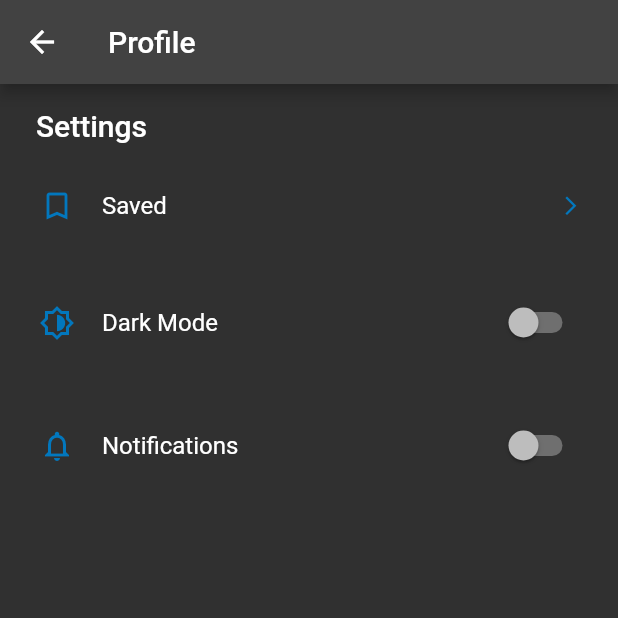
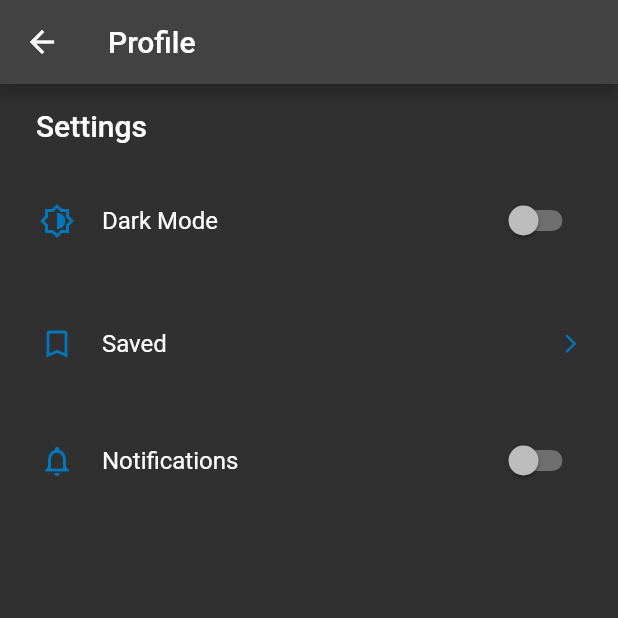
Before and after one commit to dkofficial24/crypto_khabar, a Flutter app: the ProfilePage screen opened directly, on a phone screen of 412 x 824 dp, the top half of it. Run offline on Flutter 3.47's test engine with Material 2 defaults, Android fonts, the phone set to English and light mode, and no system bars; our stand-ins replace cloud_firestore, connectivity, firebase_auth, firebase_core, flutter_local_notifications, flutter_markdown and 9 more; missing offline and left inert: broadcast_events; accounts and stored records are empty; network calls fail.

```diff
--- a/lib/dashboard/model/news_item.dart
+++ b/lib/dashboard/model/news_item.dart
@@ -34,7 +34,7 @@ class NewsItem {
     imgUrl = json['imgUrl'];
     category = json['category'];
     sourceLink = json['sourceLink'];
-    imgUrls = json['imgUrls']?.cast<String>();
+   // imgUrls = json['imgUrls']?.cast<String>();
   }
 
   Map<String, dynamic> toJson() {
@@ -46,7 +46,7 @@ class NewsItem {
     data['author'] = this.author;
     data['source'] = this.source;
     data['imgUrl'] = this.imgUrl;
-    data['imgUrls'] = this.imgUrls;
+   // data['imgUrls'] = this.imgUrls;
     data['category'] = this.category;
     data['sourceLink'] = this.sourceLink;
     return data;
--- a/lib/profile/page/profile_page.dart
+++ b/lib/profile/page/profile_page.dart
@@ -1,4 +1,5 @@
 import 'package:crypto_khabar/profile/provider/profile_setting_provider.dart';
+import 'package:crypto_khabar/utils/app_routes.dart';
 import 'package:flutter/material.dart';
 import 'package:provider/provider.dart';
 
@@ -7,7 +8,7 @@ class ProfilePage extends StatefulWidget {
   _ProfilePageState createState() => _ProfilePageState();
 }
 
-class _ProfilePageState extends State<ProfilePage>{
+class _ProfilePageState extends State<ProfilePage> {
   ProfileSettingProvider provider;
 
   @override
@@ -34,17 +35,7 @@ class _ProfilePageState extends State<ProfilePage>{
                       "Settings",
                       style: Theme.of(context).textTheme.headline6,
                     ),
-                    SizedBox(height: 16),
-                    ProfileItem(
-                      title: "Saved",
-                      iconData: Icons.bookmark_outline,
-                      callback: () {},
-                      lastChild: Icon(
-                        Icons.arrow_forward_ios,
-                        size: 15,
-                      ),
-                    ),
-                    SizedBox(height: 16),
+                    SizedBox(height: 12),
                     ProfileItem(
                       title: "Dark Mode",
                       iconData: Icons.brightness_6_outlined,
@@ -56,7 +47,20 @@ class _ProfilePageState extends State<ProfilePage>{
                         value: provider.isDarkMode,
                       ),
                     ),
-                    SizedBox(height: 10),
+                    SizedBox(height: 12),
+                    ProfileItem(
+                      title: "Saved",
+                      iconData: Icons.bookmark_outline,
+                      callback: () {
+                        print("calling");
+                        Navigator.pushNamed(context, AppRoutes.SavedNewsPage);
+                      },
+                      lastChild: Icon(
+                        Icons.arrow_forward_ios,
+                        size: 15,
+                      ),
+                    ),
+                    SizedBox(height: 8),
                     ProfileItem(
                       title: "Notifications",
                       iconData: Icons.notifications_outlined,
@@ -86,22 +90,34 @@ class ProfileItem extends StatelessWidget {
   const ProfileItem({
     @required this.title,
     @required this.iconData,
-    @required this.callback,
     @required this.lastChild,
+    this.callback,
   });
 
   @override
   Widget build(BuildContext context) {
-    return Container(
-      padding: EdgeInsets.symmetric(vertical: 12),
+    return GestureDetector(
+      behavior: HitTestBehavior.translucent,
+      onTap: () {
+        if (callback != null) {
+          callback();
+        }
+      },
+      child: Container(
+        padding: EdgeInsets.symmetric(vertical: 16),
         child: Row(
           children: [
-          Container(
+            GestureDetector(
+              child: Container(
                 padding: EdgeInsets.all(2),
-            child: Icon(iconData,color: Theme.of(context).iconTheme.color,),
+                child: Icon(
+                  iconData,
+                  color: Theme.of(context).iconTheme.color,
+                ),
                 decoration: BoxDecoration(
                   borderRadius: BorderRadius.circular(4),
                   //  color: Colors.cyan,
+                ),
               ),
             ),
             SizedBox(width: 16),
@@ -109,9 +125,10 @@ class ProfileItem extends StatelessWidget {
               title,
               style: Theme.of(context).textTheme.subtitle1,
             ),
-          Expanded(child: Container()),
+            Expanded(child: Container(),),
             lastChild
           ],
+        ),
       ),
     );
   }
--- a/lib/utils/app_routes.dart
+++ b/lib/utils/app_routes.dart
@@ -1,6 +1,7 @@
 
 import 'package:crypto_khabar/dashboard/page/dashboard_page.dart';
 import 'package:crypto_khabar/dashboard/page/news_details_page.dart';
+import 'package:crypto_khabar/dashboard/page/saved_news_page.dart';
 import 'package:crypto_khabar/dashboard/page/top_news_page.dart';
 import 'package:flutter/material.dart';
 
@@ -8,10 +9,12 @@ class AppRoutes {
   static const String Dashboard = "dashboard_page";
   static const String NewsDetailsPage = "NewsDetailsPage";
   static const String TopNewsPage = "TopNewsPage";
+  static const String SavedNewsPage = "SavedNewsPage";
 }
 
 Map<String, WidgetBuilder> routes = {
   AppRoutes.Dashboard: (context) => DashboardPage(),
   AppRoutes.NewsDetailsPage: (context) => NewsDetailsPage(),
   AppRoutes.TopNewsPage: (context) => TopNewsPage(),
+  AppRoutes.SavedNewsPage: (context) => SavedNewsPage(),
 };
```
Also changed, not shown: lib/dashboard/page/news_details_page.dart (+26 -2 lines), lib/dashboard/page/saved_news_page.dart (added, +73 -0 lines), lib/dashboard/page/top_news_page.dart (+6 -3 lines), lib/dashboard/provider/saved_news_provider.dart (added, +24 -0 lines), lib/dashboard/provider/top_news_provider.dart (+20 -0 lines), lib/dashboard/service/news_service.dart (+16 -3 lines), lib/dashboard/service/saved_db_service.dart (+62 -11 lines). Lines whose indentation alone changed are shown as unchanged.
